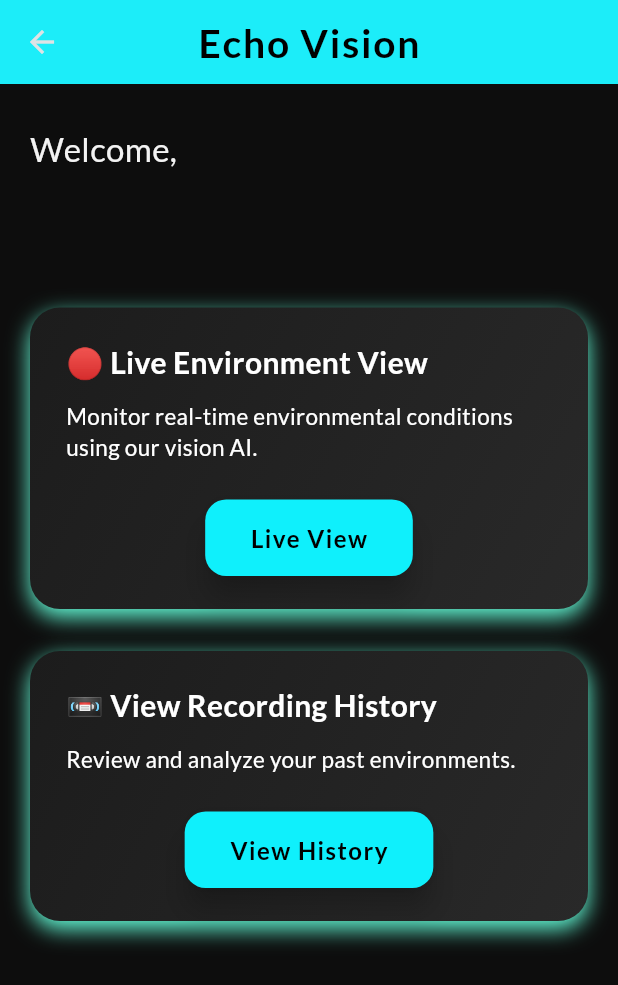
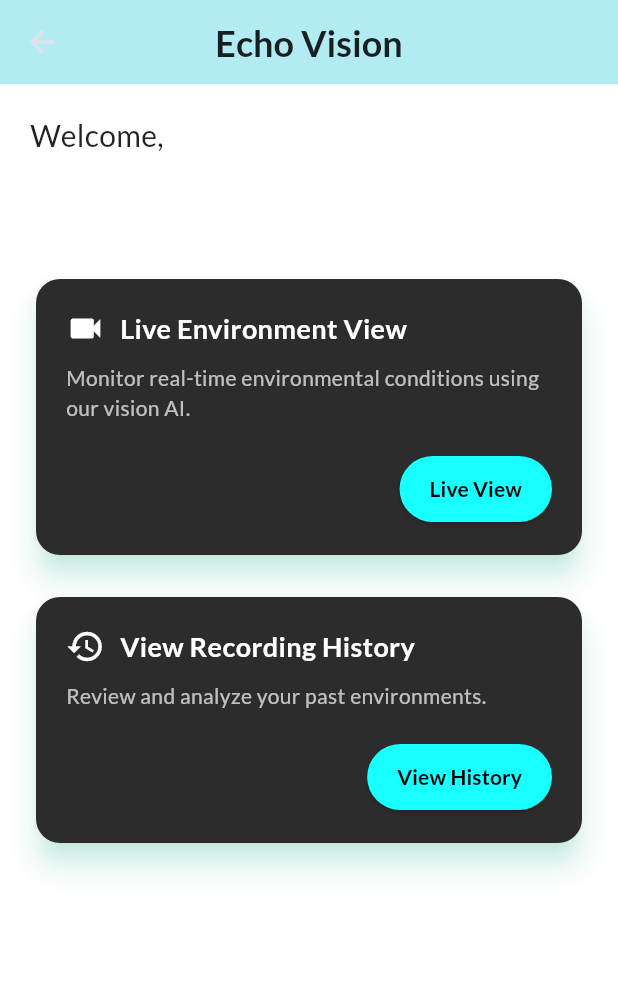
Before and after one commit to jchen1124/BitCamp2025App, a Flutter app: the HomeScreen screen opened directly with empty values, on a phone screen of 412 x 824 dp. Shown: the top 985 px of the screen. Run offline on Flutter 3.47's test engine with Material 3 defaults, Android fonts, the phone set to English and light mode, and no system bars; our stand-ins replace google_fonts.

Commit message:
home page fix attempt

```diff
--- a/lib/screens/home_screen.dart
+++ b/lib/screens/home_screen.dart
@@ -1,156 +1,153 @@
 import 'package:flutter/material.dart';
-import 'package:bitcamp_2025/screens/live_view.dart';
 
 class HomeScreen extends StatelessWidget {
+  final String name;
+
   const HomeScreen({super.key, required this.name});
-
-  final String name;
 
   @override
   Widget build(BuildContext context) {
     return Scaffold(
-      backgroundColor: const Color(0xFF0D0D0D), // Slightly deeper black
+      backgroundColor: Colors.white, // Bright background
       appBar: AppBar(
-        backgroundColor: const Color(0xFF0FF0FC),
-        elevation: 6,
+        backgroundColor: Colors.cyan[100],
+        elevation: 0,
+        centerTitle: true,
         title: const Text(
           "Echo Vision",
           style: TextStyle(
-            fontSize: 26,
-            color: Colors.black,
-            fontWeight: FontWeight.bold,
-            letterSpacing: 1.2,
+            color: Colors.black87,
+            fontSize: 24,
+            fontWeight: FontWeight.w600,
           ),
         ),
-        centerTitle: true,
       ),
       body: Padding(
-        padding: const EdgeInsets.symmetric(horizontal: 20.0, vertical: 28.0),
-        child: SingleChildScrollView(
+        padding: const EdgeInsets.all(20),
         child: Column(
           crossAxisAlignment: CrossAxisAlignment.start,
           children: [
-              Text(
+            const Text(
               "Welcome,",
-                style: TextStyle(
-                  color: Colors.white.withOpacity(0.95),
-                  fontSize: 22,
+              style: TextStyle(fontSize: 20, color: Colors.black87),
             ),
-              ),
-              const SizedBox(height: 6),
+            const SizedBox(height: 4),
             Text(
               name,
               style: const TextStyle(
-                  color: Color(0xFF0FF0FC),
-                  fontSize: 34,
-                  fontWeight: FontWeight.w800,
-                  letterSpacing: 1.3,
+                fontSize: 30,
+                fontWeight: FontWeight.bold,
+                color: Colors.teal,
               ),
             ),
-              const SizedBox(height: 36),
-
-              _buildFeatureCard(
-                context,
-                title: "🔴 Live Environment View",
-                description:
+            const SizedBox(height: 30),
+            _buildCard(
+              icon: Icons.videocam,
+              title: "Live Environment View",
+              subtitle:
                   "Monitor real-time environmental conditions using our vision AI.",
               buttonText: "Live View",
               onPressed: () {
                 Navigator.push(
                   context,
-                    MaterialPageRoute(builder: (context) => const LiveView()),
+                  MaterialPageRoute(builder: (_) => const LiveView()),
                 );
               },
             ),
-
             const SizedBox(height: 20),
-
-              _buildFeatureCard(
-                context,
-                title: "📼 View Recording History",
-                description: "Review and analyze your past environments.",
+            _buildCard(
+              icon: Icons.history,
+              title: "View Recording History",
+              subtitle: "Review and analyze your past environments.",
               buttonText: "View History",
               onPressed: () {
-                  // Future implementation
+                Navigator.push(
+                  context,
+                  MaterialPageRoute(
+                    builder: (_) => const RecordingHistoryScreen(),
+                  ),
+                );
               },
             ),
           ],
         ),
       ),
-      ),
     );
   }
 
-  Widget _buildFeatureCard(
-    BuildContext context, {
+  Widget _buildCard({
+    required IconData icon,
     required String title,
-    required String description,
+    required String subtitle,
     required String buttonText,
     required VoidCallback onPressed,
   }) {
-    return Container(
-      width: double.infinity,
-      margin: const EdgeInsets.only(bottom: 8),
-      decoration: BoxDecoration(
-        gradient: const LinearGradient(
-          colors: [Color(0xFF1C1C1C), Color(0xFF292929)],
-          begin: Alignment.topLeft,
-          end: Alignment.bottomRight,
+    return Card(
+      color: const Color(0xFF2C2C2C), // Dark card background
+      elevation: 8,
+      shape: RoundedRectangleBorder(borderRadius: BorderRadius.circular(16)),
+      shadowColor: Colors.tealAccent.withOpacity(0.5),
+      child: Padding(
+        padding: const EdgeInsets.all(20),
+        child: Column(
+          crossAxisAlignment: CrossAxisAlignment.start,
+          children: [
+            Row(
+              children: [
+                Icon(icon, size: 26, color: Colors.white),
+                const SizedBox(width: 10),
+                Text(
+                  title,
+                  style: const TextStyle(
+                    fontSize: 18,
+                    fontWeight: FontWeight.w600,
+                    color: Colors.white,
                   ),
-        borderRadius: BorderRadius.circular(20),
-        boxShadow: [
-          BoxShadow(
-            color: Colors.tealAccent,
-            blurRadius: 12,
-            offset: const Offset(0, 5),
                 ),
               ],
             ),
-      padding: const EdgeInsets.symmetric(horizontal: 24, vertical: 22),
-      child: Column(
-        crossAxisAlignment: CrossAxisAlignment.start,
-        children: [
-          Text(
-            title,
-            style: const TextStyle(
-              fontSize: 20,
-              fontWeight: FontWeight.w700,
-              color: Colors.white,
-            ),
-          ),
             const SizedBox(height: 10),
             Text(
-            description,
-            style: TextStyle(fontSize: 15, color: Colors.white, height: 1.4),
+              subtitle,
+              style: const TextStyle(fontSize: 14, color: Colors.white70),
             ),
-          const SizedBox(height: 24),
-          Center(
+            const SizedBox(height: 20),
+            Align(
+              alignment: Alignment.centerRight,
               child: ElevatedButton(
                 onPressed: onPressed,
                 style: ElevatedButton.styleFrom(
-                backgroundColor: const Color(0xFF0FF0FC),
+                  backgroundColor: Colors.cyanAccent,
                   foregroundColor: Colors.black,
-                elevation: 8,
                   padding: const EdgeInsets.symmetric(
-                  horizontal: 30,
-                  vertical: 14,
-                ),
-                shape: RoundedRectangleBorder(
-                  borderRadius: BorderRadius.circular(14),
+                    horizontal: 20,
+                    vertical: 12,
                   ),
                 ),
                 child: Text(
                   buttonText,
-                style: const TextStyle(
-                  fontSize: 16,
-                  fontWeight: FontWeight.w700,
-                  letterSpacing: 1,
-                ),
+                  style: const TextStyle(fontWeight: FontWeight.bold),
                 ),
               ),
             ),
           ],
         ),
+      ),
     );
   }
 }
+
+// Dummy pages for navigation
+class LiveView extends StatelessWidget {
+  const LiveView({super.key});
+  @override
+  Widget build(BuildContext context) =>
+      Scaffold(appBar: AppBar(title: const Text("Live View")));
+}
+
+class RecordingHistoryScreen extends StatelessWidget {
+  const RecordingHistoryScreen({super.key});
+  @override
+  Widget build(BuildContext context) =>
+      Scaffold(appBar: AppBar(title: const Text("Recording History")));
+}
```
Lines whose indentation alone changed are shown as unchanged.
